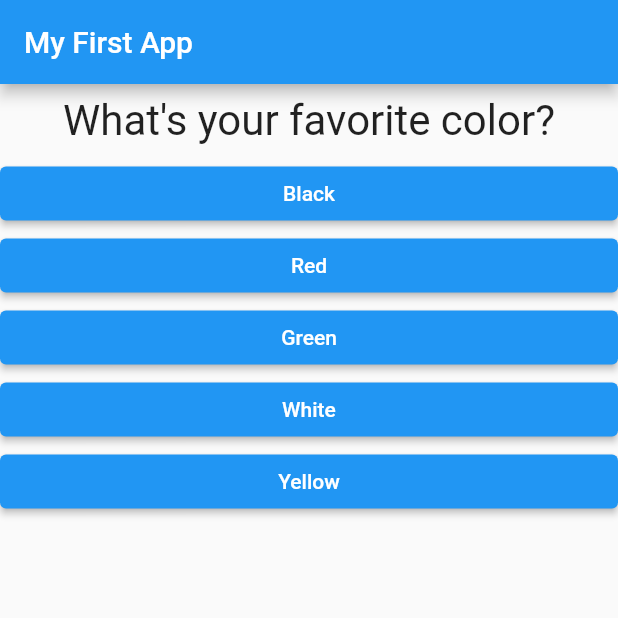
After one commit to trm11tkr/flutter-complete-guide, a Flutter app: the screen it shows after launch, on a phone screen of 412 x 824 dp, the top half of it. The commit adds this screen. Run offline on Flutter 3.47's test engine with Material 2 defaults, Android fonts, the phone set to English and light mode, and no system bars.

Commit message:
Quiz表示Widgetsの分離

```diff
--- a/lib/main.dart
+++ b/lib/main.dart
@@ -1,7 +1,6 @@
 import 'package:flutter/material.dart';
 
-import './question.dart';
-import './answer.dart';
+import './quiz.dart';
 
 void main() => runApp(MyApp());
 
@@ -16,7 +15,7 @@ class MyApp extends StatefulWidget {
 
 class _MyAppState extends State<MyApp> {
   var _questionIndex = 0;
-  final questions = const <Map<String, dynamic>>[
+  final _questions = const <Map<String, dynamic>>[
     {
       'questionText': 'What\'s your favorite color?',
       'answers': ['Black', 'Red', 'Green', 'White', 'Yellow'],
@@ -44,19 +43,8 @@ class _MyAppState extends State<MyApp> {
         appBar: AppBar(
           title: const Text('My First App'),
         ),
-        body: _questionIndex < questions.length
-            ? Column(
-                children: [
-                  Question(
-                      questionText: questions[_questionIndex]['questionText']),
-                  ...(questions[_questionIndex]['answers']).map(
-                    (answer) {
-                      return Answer(
-                          selectHandler: _answerQuestion, answerText: answer);
-                    },
-                  ).toList(),
-                ],
-              )
+        body: _questionIndex < _questions.length
+            ? Quiz(answerQuestion: _answerQuestion, questions: _questions, questionIndex: _questionIndex,)
             : const Center(
                 child: Text('You did it!'),
               ),
--- /dev/null
+++ b/lib/quiz.dart
@@ -0,0 +1,27 @@
+import 'package:flutter/material.dart';
+
+import './question.dart';
+import './answer.dart';
+
+class Quiz extends StatelessWidget {
+  const Quiz({Key? key, required this.questions, required this.answerQuestion, required this.questionIndex})
+      : super(key: key);
+
+  final List<Map<String, dynamic>> questions;
+  final int questionIndex;
+  final VoidCallback answerQuestion;
+
+  @override
+  Widget build(BuildContext context) {
+    return Column(
+      children: [
+        Question(questionText: questions[questionIndex]['questionText'] as String),
+        ...(questions[questionIndex]['answers']).map(
+          (answer) {
+            return Answer(selectHandler: answerQuestion, answerText: answer);
+          },
+        ).toList(),
+      ],
+    );
+  }
+}
```
